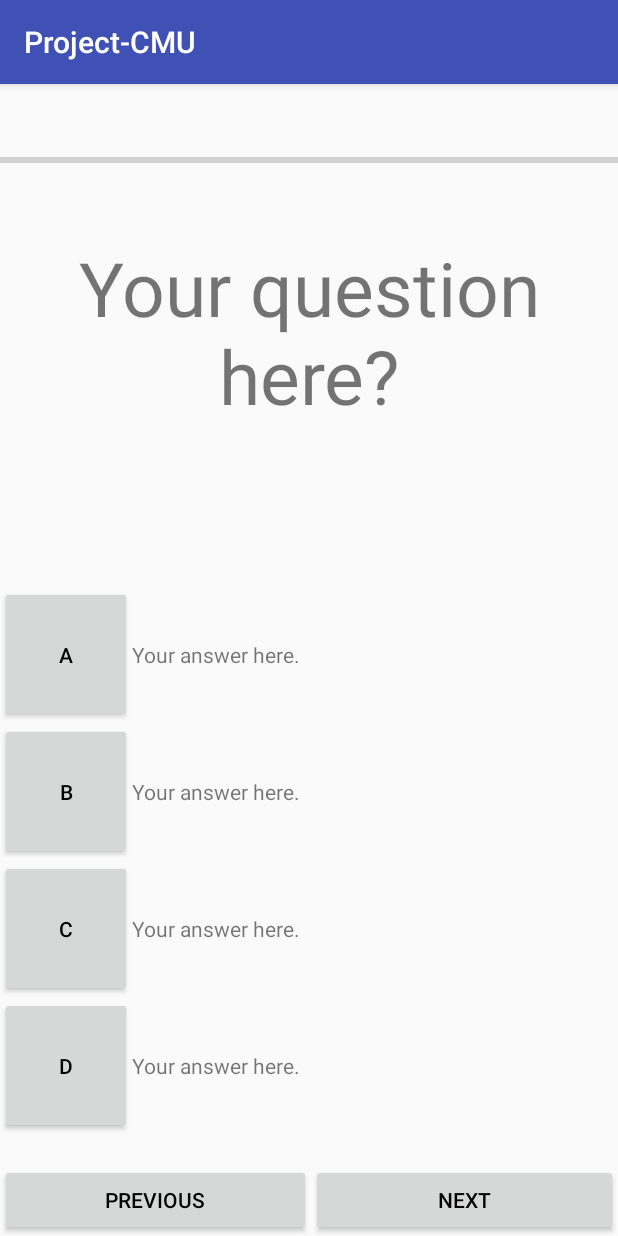
After one commit to PrimeAC/HopOnCMU, an Android app: the QuizActivity screen opened directly, with no data from a screen before it, on a phone screen of 412 x 824 dp. The commit adds this screen. Run offline under Robolectric (Android 15) with nearby library versions, the light colour scheme and no system bars.

Commit message:
Implement quiz activity layout. closes #1

```diff
--- a/app/src/main/AndroidManifest.xml
+++ b/app/src/main/AndroidManifest.xml
@@ -21,8 +21,7 @@
                 <category android:name="android.intent.category.LAUNCHER" />
             </intent-filter>
         </activity>
-
-        <activity android:name=".activity.SignUpActivity"/>
+        <activity android:name=".activity.SignUpActivity" />
 
         <meta-data
             android:name="preloaded_fonts"
@@ -32,6 +31,7 @@
             android:name=".activity.MainActivity"
             android:label="@string/title_activity_main"
             android:theme="@style/AppTheme.NoActionBar" />
+        <activity android:name=".activity.QuizActivity"></activity>
     </application>
 
 </manifest>
--- a/app/src/main/java/pt/ulisboa/tecnico/cmov/cmu_project/activity/MainActivity.java
+++ b/app/src/main/java/pt/ulisboa/tecnico/cmov/cmu_project/activity/MainActivity.java
@@ -3,7 +3,6 @@ package pt.ulisboa.tecnico.cmov.cmu_project.activity;
 import android.os.Bundle;
 import android.support.design.widget.FloatingActionButton;
 import android.support.design.widget.Snackbar;
-import android.util.Log;
 import android.view.View;
 import android.support.design.widget.NavigationView;
 import android.support.v4.view.GravityCompat;
--- /dev/null
+++ b/app/src/main/java/pt/ulisboa/tecnico/cmov/cmu_project/activity/QuizActivity.java
@@ -0,0 +1,15 @@
+package pt.ulisboa.tecnico.cmov.cmu_project.activity;
+
+import android.os.Bundle;
+import android.support.v7.app.AppCompatActivity;
+
+import pt.ulisboa.tecnico.cmov.cmu_project.R;
+
+public class QuizActivity extends AppCompatActivity {
+
+    @Override
+    protected void onCreate(Bundle savedInstanceState) {
+        super.onCreate(savedInstanceState);
+        setContentView(R.layout.activity_quiz);
+    }
+}
--- /dev/null
+++ b/app/src/main/res/layout/activity_quiz.xml
@@ -0,0 +1,126 @@
+<?xml version="1.0" encoding="utf-8"?>
+<LinearLayout xmlns:android="http://schemas.android.com/apk/res/android"
+    android:orientation="vertical" android:layout_width="match_parent"
+    android:layout_height="match_parent">
+
+    <ProgressBar
+        android:id="@+id/progressBar"
+        style="?android:attr/progressBarStyleHorizontal"
+        android:layout_width="match_parent"
+        android:layout_height="wrap_content"
+        android:layout_weight="1" />
+
+    <TextView
+        android:id="@+id/text_question"
+        android:layout_weight="1"
+        android:layout_width="match_parent"
+        android:layout_height="wrap_content"
+        android:text="@string/text_question_example"
+        android:textAlignment="center"
+        android:textSize="50sp" />
+
+    <GridLayout
+        android:layout_weight="2"
+        android:layout_width="match_parent"
+        android:layout_height="wrap_content"
+        android:layout_marginTop="20sp"
+        android:layout_marginBottom="20sp">
+
+        <Button
+            android:id="@+id/button_A"
+            android:layout_rowWeight="1"
+            android:layout_width="wrap_content"
+            android:layout_height="wrap_content"
+            android:text="@string/text_button_A" />
+
+        <Button
+            android:id="@+id/button_B"
+            android:layout_rowWeight="1"
+            android:layout_width="wrap_content"
+            android:layout_height="wrap_content"
+            android:layout_column="0"
+            android:layout_row="1"
+            android:text="@string/text_button_B" />
+
+        <Button
+            android:id="@+id/button_C"
+            android:layout_rowWeight="1"
+            android:layout_width="wrap_content"
+            android:layout_height="wrap_content"
+            android:layout_column="0"
+            android:layout_row="2"
+            android:text="@string/text_button_C" />
+
+        <Button
+            android:id="@+id/button_D"
+            android:layout_rowWeight="1"
+            android:layout_width="wrap_content"
+            android:layout_height="wrap_content"
+            android:layout_column="0"
+            android:layout_row="3"
+            android:text="@string/text_button_D" />
+
+        <TextView
+            android:id="@+id/text_answer_A"
+            android:layout_rowWeight="1"
+            android:gravity="center"
+            android:layout_width="wrap_content"
+            android:layout_height="wrap_content"
+            android:layout_column="1"
+            android:layout_row="0"
+            android:text="@string/text_answer_example" />
+
+        <TextView
+            android:id="@+id/text_answer_B"
+            android:layout_rowWeight="1"
+            android:gravity="center"
+            android:layout_width="wrap_content"
+            android:layout_height="wrap_content"
+            android:layout_column="1"
+            android:layout_row="1"
+            android:text="@string/text_answer_example" />
+
+        <TextView
+            android:id="@+id/text_answer_C"
+            android:layout_rowWeight="1"
+            android:gravity="center"
+            android:layout_width="wrap_content"
+            android:layout_height="wrap_content"
+            android:layout_column="1"
+            android:layout_row="2"
+            android:text="@string/text_answer_example" />
+
+        <TextView
+            android:id="@+id/text_answer_D"
+            android:layout_rowWeight="1"
+            android:gravity="center"
+            android:layout_width="wrap_content"
+            android:layout_height="wrap_content"
+            android:layout_column="1"
+            android:layout_row="3"
+            android:text="@string/text_answer_example" />
+
+    </GridLayout>
+
+    <LinearLayout
+        android:layout_width="match_parent"
+        android:layout_height="wrap_content"
+        android:orientation="horizontal">
+
+        <Button
+            android:id="@+id/button_previous"
+            android:layout_width="wrap_content"
+            android:layout_height="wrap_content"
+            android:layout_weight="1"
+            android:text="@string/text_button_previous" />
+
+        <Button
+            android:id="@+id/button_next"
+            android:layout_width="wrap_content"
+            android:layout_height="wrap_content"
+            android:layout_weight="1"
+            android:text="@string/text_button_next" />
+    </LinearLayout>
+
+
+</LinearLayout>
--- a/app/src/main/res/values/strings.xml
+++ b/app/src/main/res/values/strings.xml
@@ -28,9 +28,18 @@
     <string name="text_ranking">Rankings</string>
     <string name="text_history">History</string>
     <string name="text_logout">Logout</string>
-
     <string name="navigation_drawer_open">Open navigation drawer</string>
     <string name="navigation_drawer_close">Close navigation drawer</string>
+
+    <!-- String related to QuizActivity -->
+    <string name="text_button_A">A</string>
+    <string name="text_button_B">B</string>
+    <string name="text_button_C">C</string>
+    <string name="text_button_D">D</string>
+    <string name="text_button_previous">Previous</string>
+    <string name="text_button_next">Next</string>
+    <string name="text_question_example">Your question here?</string>
+    <string name="text_answer_example">Your answer here.</string>
 
     <string name="action_settings">Settings</string>
 
```
